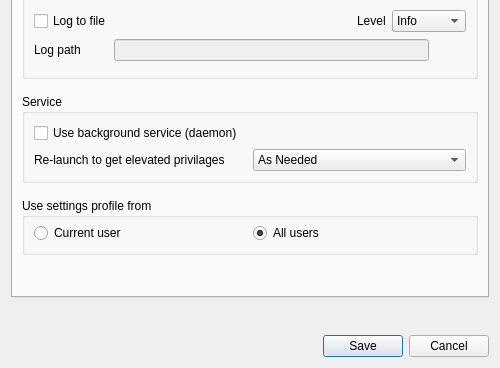
Qt form src/gui/src/SettingsDialogBase.ui (deskflow/deskflow) before a commit; both pictures show x 0 to 500 and y 182 to 550 of the 500 by 550 pixel window.
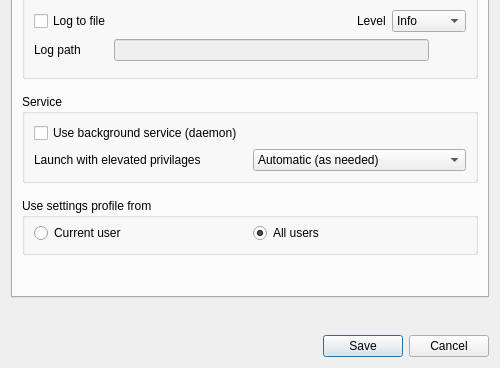
The same form after that commit. The open tabs and pages were chosen to show the change. Icons and pictures are not drawn.

Commit message: Improve wording of elevate privs

```diff
--- a/src/gui/src/SettingsDialogBase.ui
+++ b/src/gui/src/SettingsDialogBase.ui
@@ -612,7 +612,7 @@
                </sizepolicy>
               </property>
               <property name="text">
-               <string>Re-launch to get elevated privilages</string>
+               <string>Launch with elevated privilages</string>
               </property>
              </widget>
             </item>
@@ -638,7 +638,7 @@
               </property>
               <item>
                <property name="text">
-                <string>As Needed</string>
+                <string>Automatic (as needed)</string>
                </property>
               </item>
               <item>
```
Left out of the diff: 6 changed lines with no effect on the pictures.
